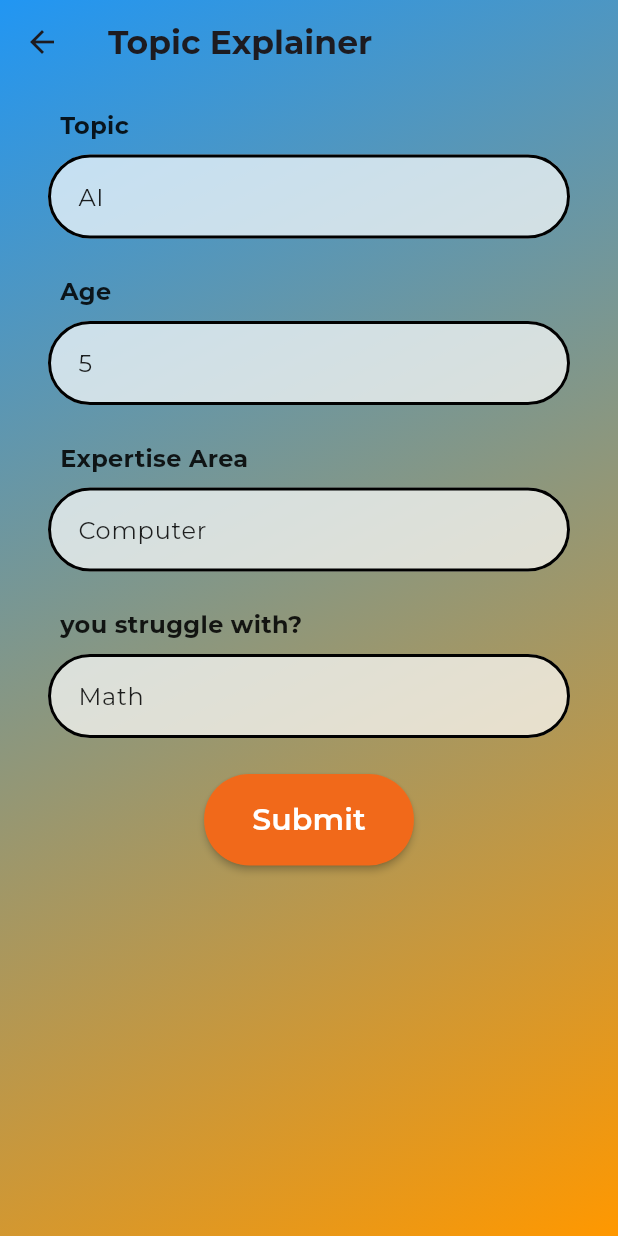
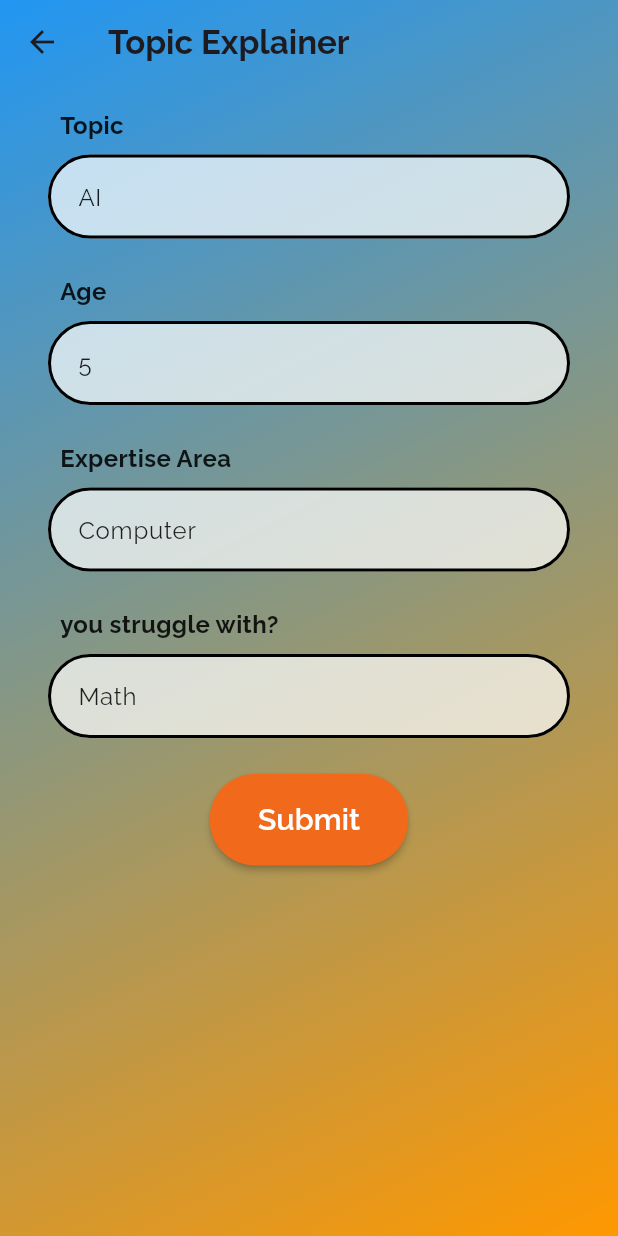
Before and after one commit to Avadhkumar-geek/StudentAI, a Flutter app: the screen it shows after launch, after a tap on "Topic Explainer", on a phone screen of 412 x 824 dp. Run offline on Flutter 3.47's test engine with Material 2 defaults, Android fonts, the phone set to English and light mode, and no system bars; our stand-ins replace flutter_markdown, flutter_spinkit, flutter_svg, google_fonts, shared_preferences; missing offline and left inert: markdown; network calls fail.

Commit message:
minor changes

````diff
--- a/lib/data/form_json.dart
+++ b/lib/data/form_json.dart
@@ -42,8 +42,8 @@ List<dynamic> formJSON = [
     "id": "grammar-correction",
     "icon": Icons.abc,
     "color": 0xFFC36B74,
-    "title": "Correct Grammar",
-    "disc": "Grammar Correction & Language Improvement",
+    "title": "Grammarian",
+    "disc": "Check Your Grammar",
     "prompt":
         "Improve language, correct grammar and punctuation of the text delimited in backticks ```{text}```.",
     "schema": {
@@ -86,8 +86,8 @@ List<dynamic> formJSON = [
     "id": "code-debugging",
     "icon": Icons.bug_report,
     "color": 0xFF5BBA6F,
-    "title": "Code Debugging & Error Fixing",
-    "disc": "Debug Your Code & Fix Errors in It",
+    "title": "Debug & Fix Errors in Code",
+    "disc": "Helps Fix Your Code",
     "prompt": "```{code}``` Debug the following code, wrapped in backticks, and find possible errors. Fix the code, add comments where you edited it, and suggest improvements if necessary. If the code is not optimized, optimize it."
         "As you debug and improve the code, keep in mind the following"
         "- Use clear and concise variable names."
--- a/lib/main.dart
+++ b/lib/main.dart
@@ -8,6 +8,7 @@ import 'package:student_ai/screen/home.dart';
 Future main() async {
   SystemChrome.setSystemUIOverlayStyle(const SystemUiOverlayStyle(
     systemNavigationBarColor: Colors.transparent,
+    statusBarIconBrightness: Brightness.dark,
   ));
   runApp(const MyApp());
   // await dotenv.load(fileName: '.env');
@@ -22,7 +23,7 @@ class MyApp extends StatelessWidget {
     return MaterialApp(
       theme: ThemeData(
         useMaterial3: true,
-        textTheme: GoogleFonts.getTextTheme('Montserrat'),
+        textTheme: GoogleFonts.getTextTheme('Raleway'),
       ),
       home: const Home(),
     );
--- a/lib/screen/chat_screen.dart
+++ b/lib/screen/chat_screen.dart
@@ -1,6 +1,5 @@
 import 'package:flutter/foundation.dart';
 import 'package:flutter/material.dart';
-import 'package:flutter/services.dart';
 import 'package:student_ai/data/constants.dart';
 import 'package:student_ai/data/globals.dart';
 import 'package:student_ai/services/api_service.dart';
@@ -77,9 +76,6 @@ class _ChatScreenState extends State<ChatScreen> {
       child: Scaffold(
         backgroundColor: Colors.transparent,
         appBar: AppBar(
-          systemOverlayStyle: const SystemUiOverlayStyle(
-            statusBarIconBrightness: Brightness.light,
-          ),
           foregroundColor: kBlack,
           backgroundColor: Colors.transparent,
           title: Column(
--- a/lib/widgets/card_widget.dart
+++ b/lib/widgets/card_widget.dart
@@ -26,19 +26,17 @@ class CardWidget extends StatelessWidget {
         child: Column(
           crossAxisAlignment: CrossAxisAlignment.start,
           children: [
-            Padding(
-              padding: const EdgeInsets.all(16),
-              child: Container(
+            Container(
               decoration: BoxDecoration(
                 color: kWhite70,
                 borderRadius: BorderRadius.circular(30),
               ),
+              margin: const EdgeInsets.all(16),
               child: Padding(
                 padding: const EdgeInsets.all(10),
                 child: Icon(
                   data['icon'],
                   size: 25,
-                  ),
                 ),
               ),
             ),
@@ -64,13 +62,12 @@ class CardWidget extends StatelessWidget {
                     style: const TextStyle(
                       fontSize: 15,
                       color: Colors.black54,
-                      // fontFamily: ,
                       fontWeight: FontWeight.w600,
                     ),
                   ),
                 ],
               ),
-            )
+            ),
           ],
         ),
       ),
--- a/lib/widgets/search_bar.dart
+++ b/lib/widgets/search_bar.dart
@@ -67,7 +67,7 @@ class _SearchBarState extends State<SearchBar>
             borderRadius: BorderRadius.circular(30),
             borderSide: const BorderSide(width: 3),
           ),
-          hintText: "Ask anything",
+          hintText: "Ask anything..",
           filled: true,
           fillColor: kWhite70,
           suffixIcon: Padding(
--- a/pubspec.yaml
+++ b/pubspec.yaml
@@ -16,7 +16,7 @@ publish_to: 'none' # Remove this line if you wish to publish to pub.dev
 # https://developer.apple.com/library/archive/documentation/General/Reference/InfoPlistKeyReference/Articles/CoreFoundationKeys.html
 # In Windows, build-name is used as the major, minor, and patch parts
 # of the product and file versions while build-number is used as the build suffix.
-version: 1.0.0+1
+version: 1.1.0
 
 environment:
   sdk: '>=2.19.6 <3.0.0'
````
Also changed, not shown: lib/screen/home.dart (+14 -5 lines), lib/services/api_service.dart (+10 -12 lines), lib/widgets/ai_message.dart (+22 -12 lines), lib/widgets/api_input.dart (+12 -3 lines), lib/widgets/usr_message.dart (+8 -7 lines). Lines whose indentation alone changed are shown as unchanged.
